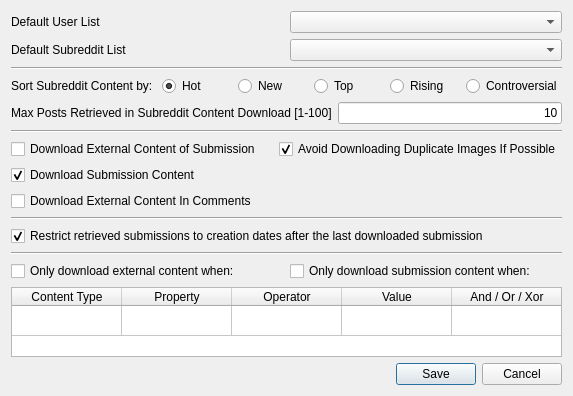
Old version of the form settings.ui in the repository NSchrading/redditDataExtractor.
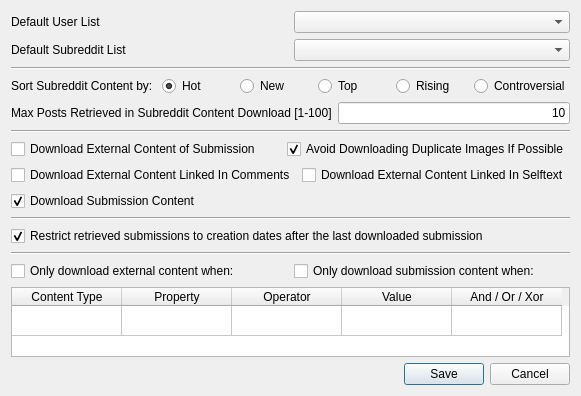
New version of the form.

Commit message:
Can download selftext links now Imgur galleries are supported now Updated unit tests
To do:
General code cleanup
Cache comments obtained during filter checks
Check isedited setting and see if set for some posts
Possibly limit operators based on properties in filtering
More unit tests
Allow different types of downloads to go through even though the post may have already been downloaded.

What changed in the file:
```diff
--- a/settings.ui
+++ b/settings.ui
@@ -175,6 +175,30 @@
      </item>
     </layout>
    </item>
+   <item>
+    <layout class="QHBoxLayout" name="horizontalLayout_10">
+     <item>
+      <widget class="QCheckBox" name="getCommentExternalContentCheckBox">
+       <property name="toolTip">
+        <string>Select to attempt to download images, gifs, and gfys from the comments in a submission.</string>
+       </property>
+       <property name="text">
+        <string>Download External Content Linked In Comments</string>
+       </property>
+      </widget>
+     </item>
+     <item>
+      <widget class="QCheckBox" name="getSelftextExternalContentCheckBox">
+       <property name="toolTip">
+        <string>Select to attempt to download external images, gifs, and gfys in the selftext.</string>
+       </property>
+       <property name="text">
+        <string>Download External Content Linked In Selftext</string>
+       </property>
+      </widget>
+     </item>
+    </layout>
+   </item>
    <item>
     <widget class="QCheckBox" name="getSubmissionContentCheckBox">
      <property name="toolTip">
@@ -188,16 +212,6 @@
      </property>
     </widget>
    </item>
-   <item>
-    <widget class="QCheckBox" name="getCommentDataCheckBox">
-     <property name="toolTip">
-      <string>Select to attempt to download images, gifs, and gfys from the comments in a submission.</string>
-     </property>
-     <property name="text">
-      <string>Download External Content In Comments</string>
-     </property>
-    </widget>
-   </item>
    <item>
     <widget class="Line" name="line">
      <property name="orientation">
```
The commit also changes 9 other files.
